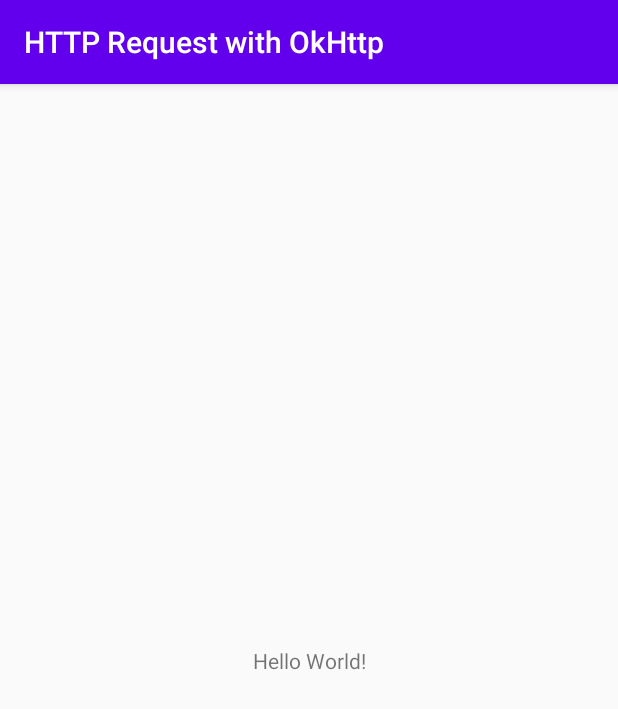
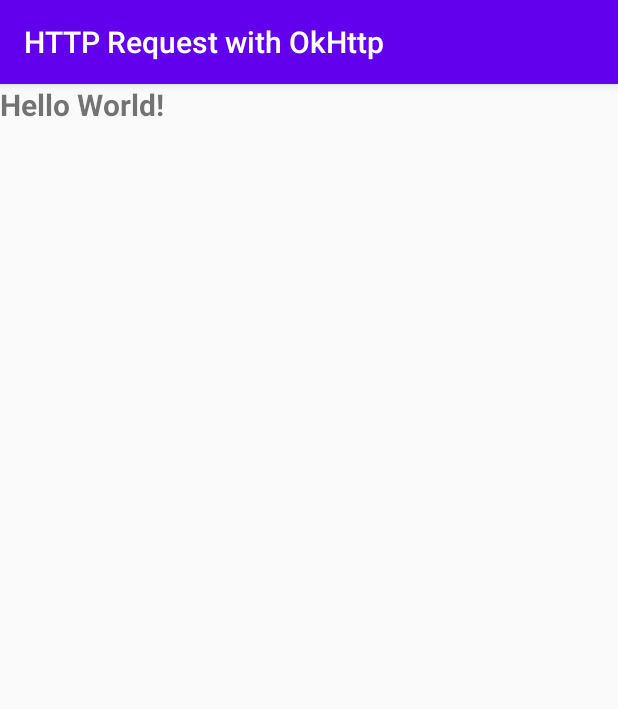
Before and after one commit to ramimhossain12/HTTP-Request-with-OkHttp, an Android app: the screen it shows after launch (MainActivity), on a phone screen of 412 x 824 dp. Shown: the top 709 px of the screen. Run offline under Robolectric (Android 15) with nearby library versions, the phone set to English and light mode, and no system bars.

Commit message:
new file added

```diff
--- a/app/build.gradle
+++ b/app/build.gradle
@@ -30,4 +30,9 @@ dependencies {
     androidTestImplementation 'androidx.test.ext:junit:1.1.1'
     androidTestImplementation 'androidx.test.espresso:espresso-core:3.2.0'
 
+
+
+   //okhttp
+    implementation("com.squareup.okhttp3:okhttp:4.8.0")
+
 }
--- a/app/src/main/AndroidManifest.xml
+++ b/app/src/main/AndroidManifest.xml
@@ -1,6 +1,8 @@
 <?xml version="1.0" encoding="utf-8"?>
 <manifest xmlns:android="http://schemas.android.com/apk/res/android"
     package="com.example.httprequestwithokhttp">
+
+    <uses-permission android:name="android.permission.INTERNET"/>
 
     <application
         android:allowBackup="true"
--- a/app/src/main/java/com/example/httprequestwithokhttp/MainActivity.java
+++ b/app/src/main/java/com/example/httprequestwithokhttp/MainActivity.java
@@ -3,12 +3,60 @@ package com.example.httprequestwithokhttp;
 import androidx.appcompat.app.AppCompatActivity;
 
 import android.os.Bundle;
+import android.widget.TextView;
+
+import org.jetbrains.annotations.NotNull;
+
+import java.io.IOException;
+
+import okhttp3.Call;
+import okhttp3.Callback;
+import okhttp3.OkHttpClient;
+import okhttp3.Request;
+import okhttp3.Response;
 
 public class MainActivity extends AppCompatActivity {
+
+    private TextView textView;
 
     @Override
     protected void onCreate(Bundle savedInstanceState) {
         super.onCreate(savedInstanceState);
         setContentView(R.layout.activity_main);
+        textView = findViewById(R.id.text_viewResult);
+
+
+        OkHttpClient client = new OkHttpClient();
+
+        String url = "https://reqres.in/api/users?page=2";
+
+
+        final Request  request = new Request.Builder()
+                .url(url)
+                .build();
+
+
+        client.newCall(request).enqueue(new Callback() {
+            @Override
+            public void onFailure(@NotNull Call call, @NotNull IOException e) {
+                e.printStackTrace();
+            }
+
+            @Override
+            public void onResponse(@NotNull Call call, @NotNull Response response) throws IOException {
+             if (response.isSuccessful()){
+
+                 final String myResponse = response.body().string();
+
+                 MainActivity.this.runOnUiThread(new Runnable() {
+                     @Override
+                     public void run() {
+                         textView.setText(myResponse);
+                     }
+                 });
+             }
+
+            }
+        });
     }
 }
--- a/app/src/main/res/layout/activity_main.xml
+++ b/app/src/main/res/layout/activity_main.xml
@@ -6,13 +6,32 @@
     android:layout_height="match_parent"
     tools:context=".MainActivity">
 
+
+
+    <ScrollView
+        android:layout_width="match_parent"
+        android:layout_height="match_parent">
+
+
+
+
+
+
+
+
     <TextView
         android:layout_width="wrap_content"
         android:layout_height="wrap_content"
         android:text="Hello World!"
+        android:textSize="20sp"
+        android:textStyle="bold"
+        android:id="@+id/text_viewResult"
         app:layout_constraintBottom_toBottomOf="parent"
         app:layout_constraintLeft_toLeftOf="parent"
         app:layout_constraintRight_toRightOf="parent"
         app:layout_constraintTop_toTopOf="parent" />
 
+
+    </ScrollView>
+
 </androidx.constraintlayout.widget.ConstraintLayout>
```
